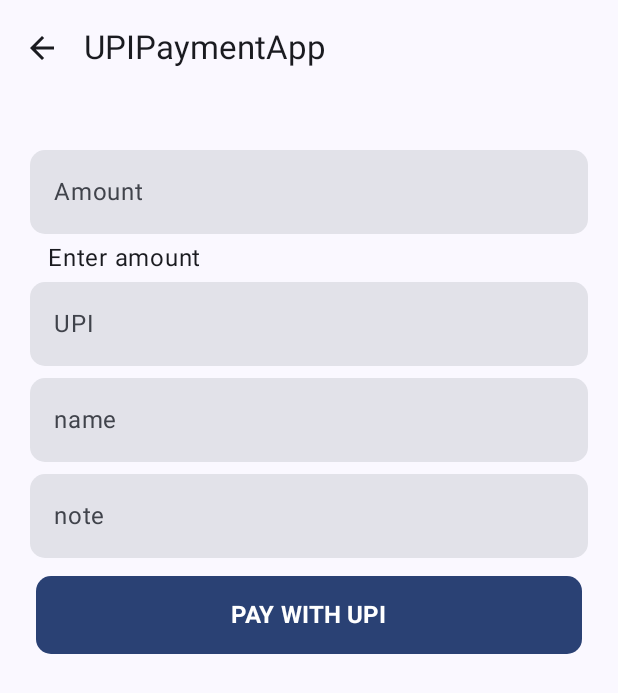
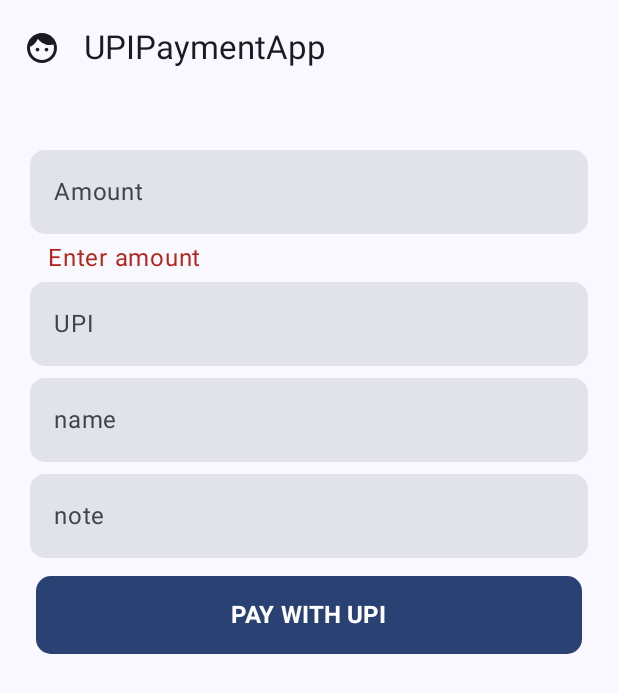
Before and after one commit to RumitPatel/android-pay-with-upi, an Android app built with Jetpack Compose: the screen it shows after launch (MainActivity), after a tap on "PAY WITH UPI", on a phone screen of 412 x 824 dp. Shown: the top 693 px of the screen. Run offline under Robolectric (Android 15) with nearby library versions, the phone set to English and light mode, and no system bars.

Commit message:
Back button click removed.

```diff
--- a/app/src/main/java/com/rum/upipaymentapp/PaymentScreen.kt
+++ b/app/src/main/java/com/rum/upipaymentapp/PaymentScreen.kt
@@ -5,7 +5,7 @@ import androidx.compose.foundation.shape.RoundedCornerShape
 import androidx.compose.foundation.text.KeyboardOptions
 import androidx.compose.material.*
 import androidx.compose.material.icons.Icons
-import androidx.compose.material.icons.filled.ArrowBack
+import androidx.compose.material.icons.filled.Face
 import androidx.compose.material3.Button
 import androidx.compose.material3.ExperimentalMaterial3Api
 import androidx.compose.material3.Icon
@@ -55,8 +55,8 @@ fun PaymentScreen(
                 MyText(text = stringResource(R.string.app_name))
             },
             navigationIcon = {
-                IconButton(onClick = onBackArrowPressed) {
-                    Icon(Icons.Filled.ArrowBack, "")
+                IconButton(onClick = {}) {
+                    Icon(Icons.Filled.Face, "")
                 }
             },
         )
--- a/app/src/main/java/com/rum/upipaymentapp/ui/custom_views/CommonViews.kt
+++ b/app/src/main/java/com/rum/upipaymentapp/ui/custom_views/CommonViews.kt
@@ -5,6 +5,7 @@ import androidx.compose.foundation.layout.padding
 import androidx.compose.foundation.shape.RoundedCornerShape
 import androidx.compose.foundation.text.KeyboardOptions
 import androidx.compose.material3.ExperimentalMaterial3Api
+import androidx.compose.material3.MaterialTheme
 import androidx.compose.material3.Text
 import androidx.compose.material3.TextField
 import androidx.compose.material3.TextFieldDefaults
@@ -46,6 +47,7 @@ fun MyTextField(
     if (isError) {
         MyText(
             text = errorMessage,
+            color = MaterialTheme.colorScheme.error,
             modifier = Modifier
                 .fillMaxWidth()
                 .padding(start = 16.dp)
```
